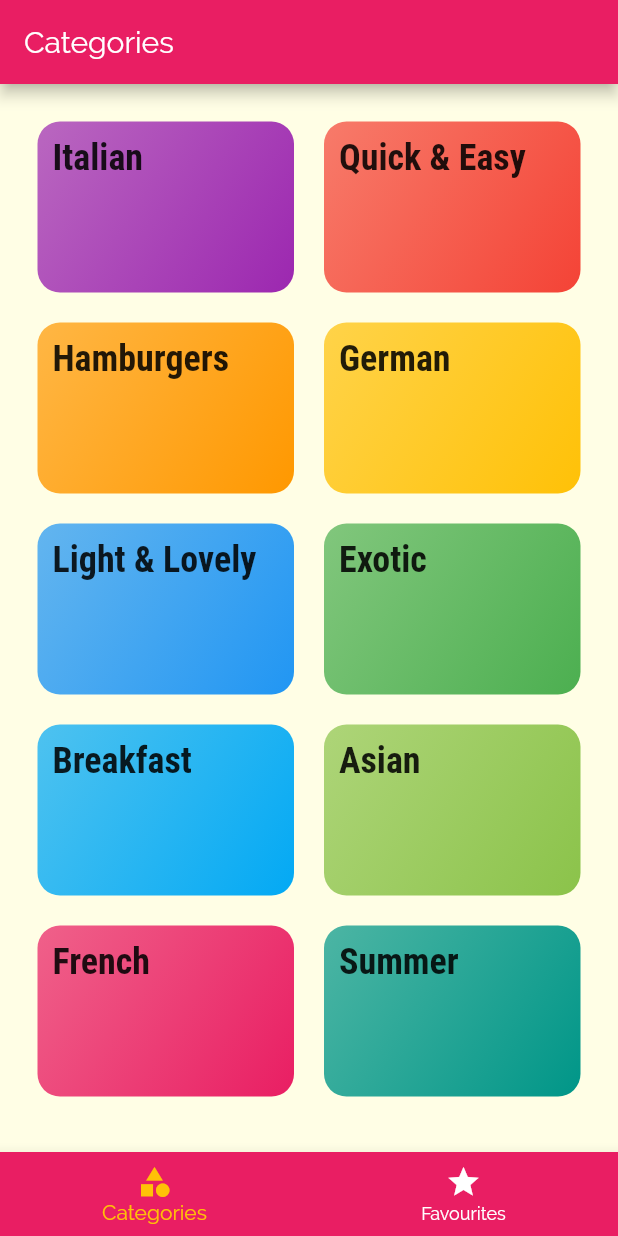
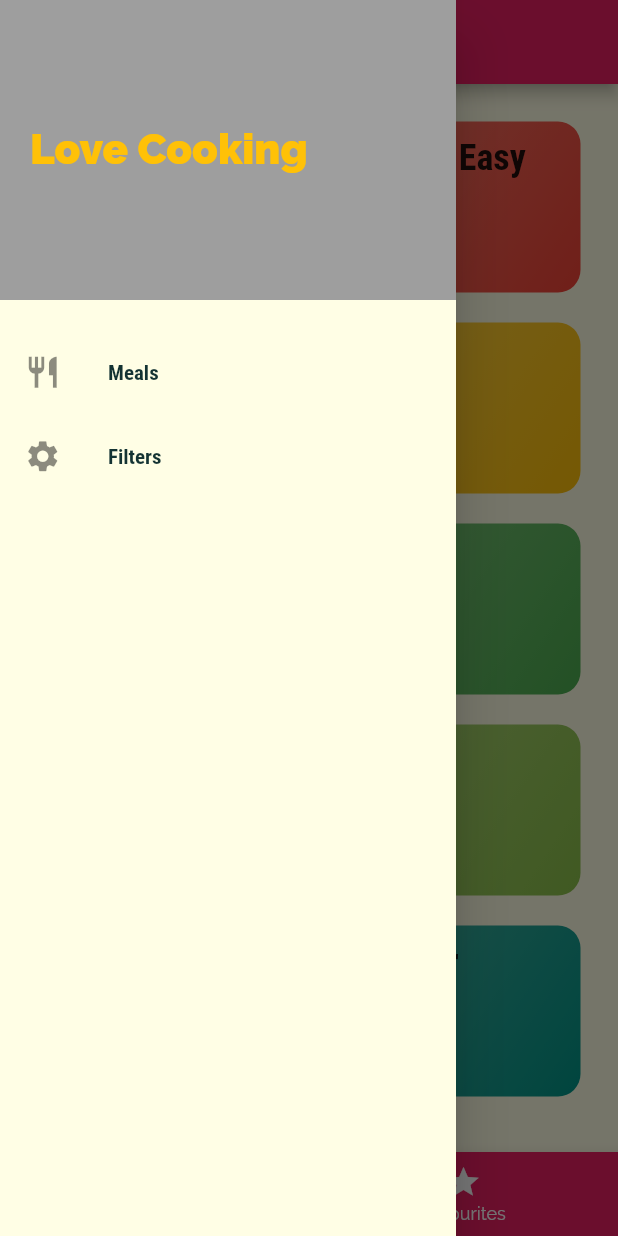
Before and after one commit to Ayesh1998/meals_flutter_app, a Flutter app: the screen it shows after launch, with the side drawer open (before the commit the screen has no drawer), on a phone screen of 412 x 824 dp. Run offline on Flutter 3.47's test engine with Material 2 defaults, Android fonts, the phone set to English and light mode, and no system bars.

Commit message:
Added drawer and implemented filter screen and set navigations in the drawer.

```diff
--- a/lib/main.dart
+++ b/lib/main.dart
@@ -1,5 +1,6 @@
 import 'package:flutter/material.dart';
 import 'package:meals_flutter_app/screens/category_meals_screen.dart';
+import 'package:meals_flutter_app/screens/filters_screen.dart';
 import 'package:meals_flutter_app/screens/meal_detail.dart';
 import 'package:meals_flutter_app/screens/tabs_screen.dart';
 
@@ -30,6 +31,7 @@ class MyApp extends StatelessWidget {
         '/': (ctx) => TabsScreen(),
         CategoryMealsScreen.routeName: (ctx) => CategoryMealsScreen(),
         MealDetailScreen.routeName: (ctx) => MealDetailScreen(),
+        FiltersScreen.routeName: (ctx) => FiltersScreen(),
       },
     );
   }
--- /dev/null
+++ b/lib/screens/filters_screen.dart
@@ -0,0 +1,18 @@
+import 'package:flutter/material.dart';
+import 'package:meals_flutter_app/widgets/main_drawer.dart';
+
+class FiltersScreen extends StatelessWidget {
+  static const routeName = '/filters';
+  @override
+  Widget build(BuildContext context) {
+    return Scaffold(
+      appBar: AppBar(
+        title: Text('Filters'),
+      ),
+      body: Center(
+        child: Text('Filters'),
+      ),
+      drawer: MainDrawer(),
+    );
+  }
+}
--- a/lib/screens/tabs_screen.dart
+++ b/lib/screens/tabs_screen.dart
@@ -1,6 +1,7 @@
 import 'package:flutter/material.dart';
 import 'package:meals_flutter_app/screens/categories_screen.dart';
 import 'package:meals_flutter_app/screens/favourites_screen.dart';
+import 'package:meals_flutter_app/widgets/main_drawer.dart';
 
 class TabsScreen extends StatefulWidget {
   @override
@@ -65,6 +66,7 @@ class _TabsScreenState extends State<TabsScreen> {
       appBar: AppBar(
         title: Text(pages[_selectedPageIndex]['title']),
       ),
+      drawer: MainDrawer(),
       body: pages[_selectedPageIndex]['page'],
       bottomNavigationBar: BottomNavigationBar(
         onTap: selectPage,
--- /dev/null
+++ b/lib/widgets/main_drawer.dart
@@ -0,0 +1,60 @@
+import 'package:flutter/material.dart';
+import 'package:meals_flutter_app/screens/filters_screen.dart';
+
+class MainDrawer extends StatelessWidget {
+  @override
+  Widget build(BuildContext context) {
+    return Drawer(
+      child: Column(
+        children: <Widget>[
+          Container(
+            height: 200,
+            width: double.infinity,
+            padding: EdgeInsets.all(20),
+            alignment: Alignment.centerLeft,
+            decoration: BoxDecoration(color: Colors.grey),
+            child: Text(
+              'Love Cooking',
+              style: TextStyle(
+                  fontWeight: FontWeight.w900,
+                  fontSize: 28,
+                  color: Theme.of(context).accentColor),
+            ),
+          ),
+          SizedBox(
+            height: 20,
+          ),
+          ListTile(
+            leading: Icon(
+              Icons.restaurant,
+              size: 25,
+            ),
+            title: Text(
+              'Meals',
+              style: TextStyle(
+                  fontFamily: 'RobotoCondensed', fontWeight: FontWeight.w700),
+            ),
+            onTap: () {
+              Navigator.of(context).pushReplacementNamed('/');
+            },
+          ),
+          ListTile(
+            leading: Icon(
+              Icons.settings,
+              size: 25,
+            ),
+            title: Text(
+              'Filters',
+              style: TextStyle(
+                  fontFamily: 'RobotoCondensed', fontWeight: FontWeight.w700),
+            ),
+            onTap: () {
+              Navigator.of(context)
+                  .pushReplacementNamed(FiltersScreen.routeName);
+            },
+          ),
+        ],
+      ),
+    );
+  }
+}
```
